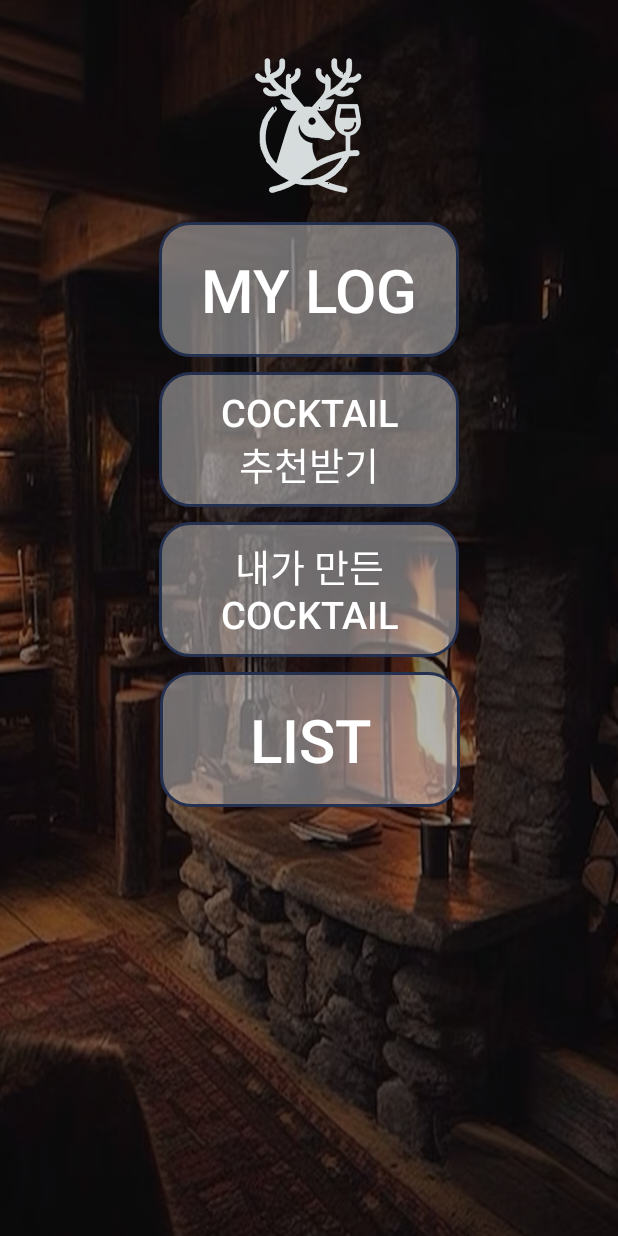
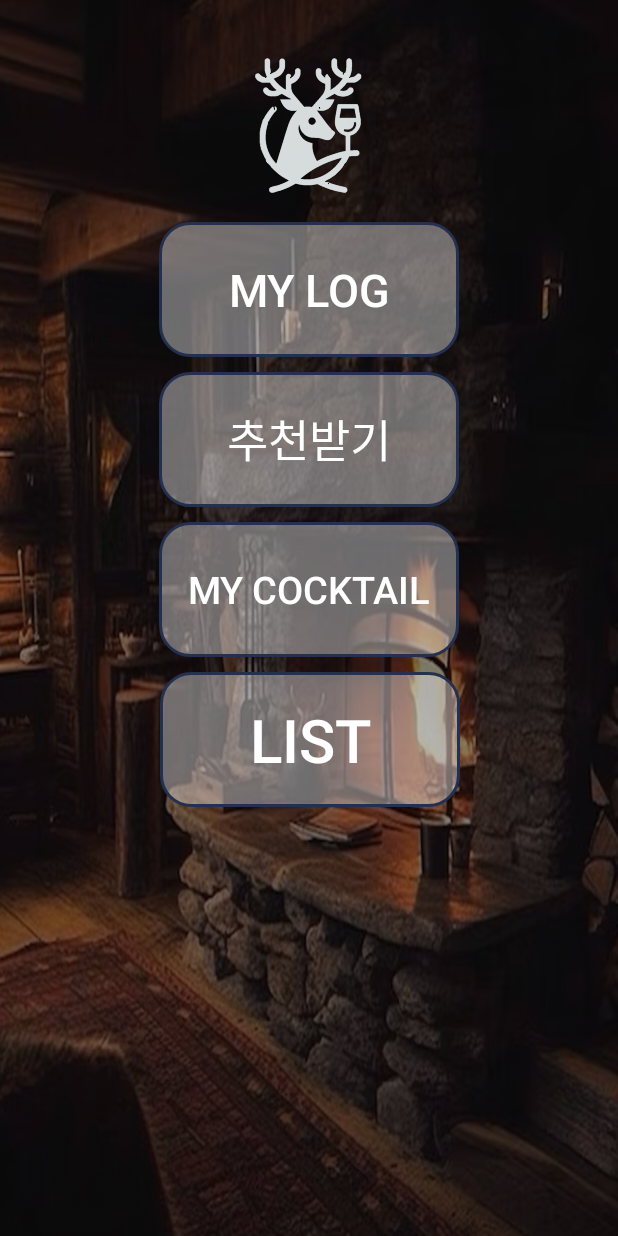
Before and after one commit to blackcat417/MadcampWeek2, an Android app: the MainActivity screen opened directly, with no data from a screen before it, on a phone screen of 412 x 824 dp. Run offline under Robolectric (Android 15) with nearby library versions, the phone set to English and light mode, and no system bars.

Commit message:
완...성

```diff
--- a/app/src/main/res/layout/activity_main.xml
+++ b/app/src/main/res/layout/activity_main.xml
@@ -27,7 +27,7 @@
         android:elevation="20dp"
         android:text="My Log"
         android:textColor="#FFFFFF"
-        android:textSize="40dp"
+        android:textSize="30dp"
         app:layout_constraintTop_toTopOf="parent"
         app:layout_constraintStart_toStartOf="parent"
         app:layout_constraintEnd_toEndOf="parent" />
@@ -40,9 +40,10 @@
         android:background="@drawable/rounded_button"
         android:elevation="20dp"
         android:scaleType="centerCrop"
-        android:text="Cocktail\n추천받기"
+        android:src= "@drawable/rec"
+        android:text="추천받기"
         android:textColor="#FFFFFF"
-        android:textSize="25dp"
+        android:textSize="30dp"
         app:layout_constraintTop_toBottomOf="@id/Button1"
         app:layout_constraintStart_toStartOf="parent"
         app:layout_constraintEnd_toEndOf="parent" />
@@ -55,7 +56,7 @@
         android:background="@drawable/rounded_button"
         android:elevation="20dp"
         android:scaleType="centerCrop"
-        android:text="내가 만든\nCocktail"
+        android:text="My Cocktail"
         android:textColor="#FFFFFF"
         android:textSize="25dp"
         app:layout_constraintTop_toBottomOf="@id/Button2"
```
Also changed, not shown: app/src/main/res/drawable/cockmy.png (added), app/src/main/res/drawable/list.png (added), app/src/main/res/drawable/rec.png (added).
